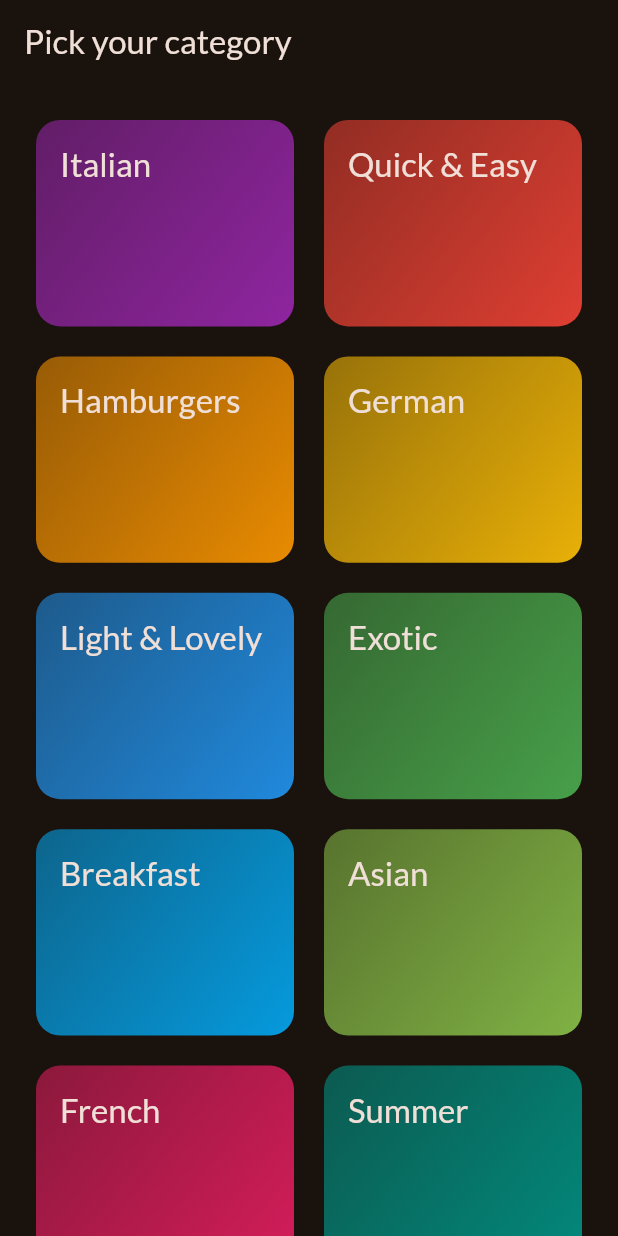
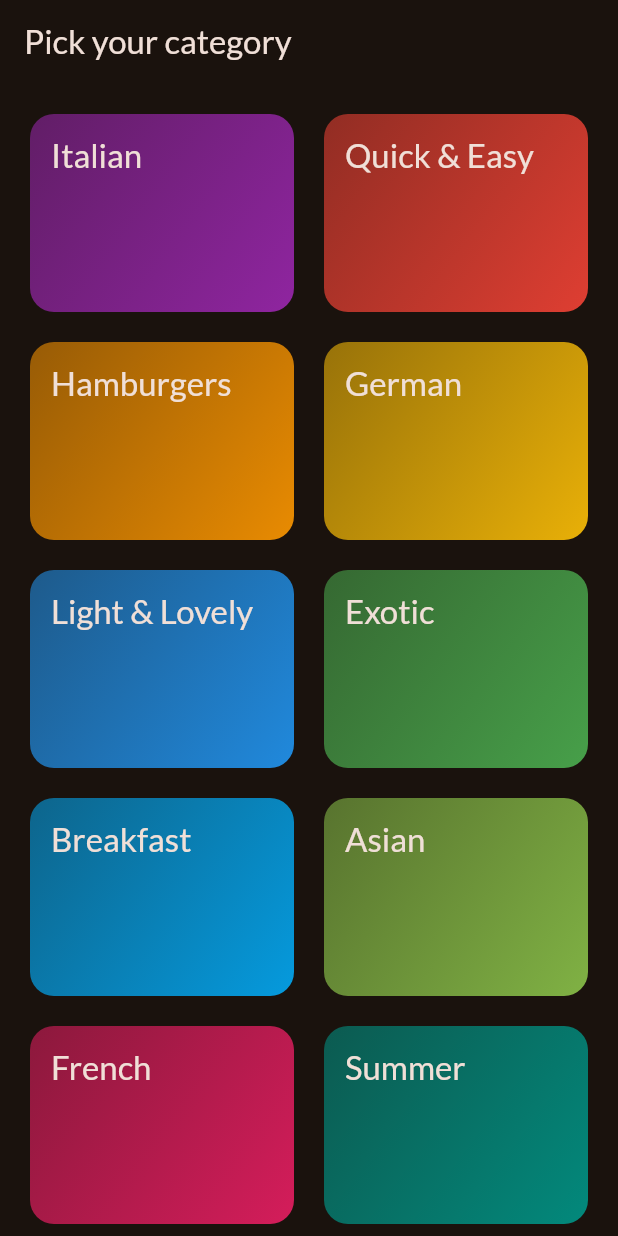
Before and after one commit to Rohit-Chandra-007/meal_app, a Flutter app: the screen it shows after launch, on a phone screen of 412 x 824 dp. Run offline on Flutter 3.47's test engine with Material 3 defaults, Android fonts, the phone set to English and light mode, and no system bars; our stand-ins replace google_fonts, transparent_image.

```diff
--- a/lib/main.dart
+++ b/lib/main.dart
@@ -23,6 +23,7 @@ class App extends StatelessWidget {
   @override
   Widget build(BuildContext context) {
     return MaterialApp(
+      debugShowCheckedModeBanner: false,
       theme: theme,
       home: const CategoriesScreen(),
     );
--- a/lib/screens/categories.dart
+++ b/lib/screens/categories.dart
@@ -31,10 +31,10 @@ class CategoriesScreen extends StatelessWidget {
         title: const Text('Pick your category'),
       ),
       body: GridView(
-        padding: const EdgeInsets.all(24),
+        padding: const EdgeInsets.all(20),
         gridDelegate: const SliverGridDelegateWithFixedCrossAxisCount(
           crossAxisCount: 2,
-          childAspectRatio: 5 / 4,
+          childAspectRatio: 4 / 3,
           crossAxisSpacing: 20,
           mainAxisSpacing: 20,
         ),
--- a/lib/widgets/category_grid_item.dart
+++ b/lib/widgets/category_grid_item.dart
@@ -18,7 +18,7 @@ class CategoryGridItem extends StatelessWidget {
       splashColor: Theme.of(context).colorScheme.primary,
       borderRadius: BorderRadius.circular(16),
       child: Container(
-        padding: const EdgeInsets.all(16),
+        padding: const EdgeInsets.all(14),
         decoration: BoxDecoration(
           borderRadius: BorderRadius.circular(16),
           gradient: LinearGradient(
@@ -32,8 +32,6 @@ class CategoryGridItem extends StatelessWidget {
         ),
         child: Text(
           category.title,
-          //softWrap: true,
-          overflow: TextOverflow.ellipsis,
           style: Theme.of(context).textTheme.titleLarge!.copyWith(
                 color: Theme.of(context).colorScheme.onSurface,
               ),
```
Also changed, not shown: lib/widgets/meal_item.dart (+44 -3 lines), lib/widgets/meal_item_trait.dart (added, +26 -0 lines).
